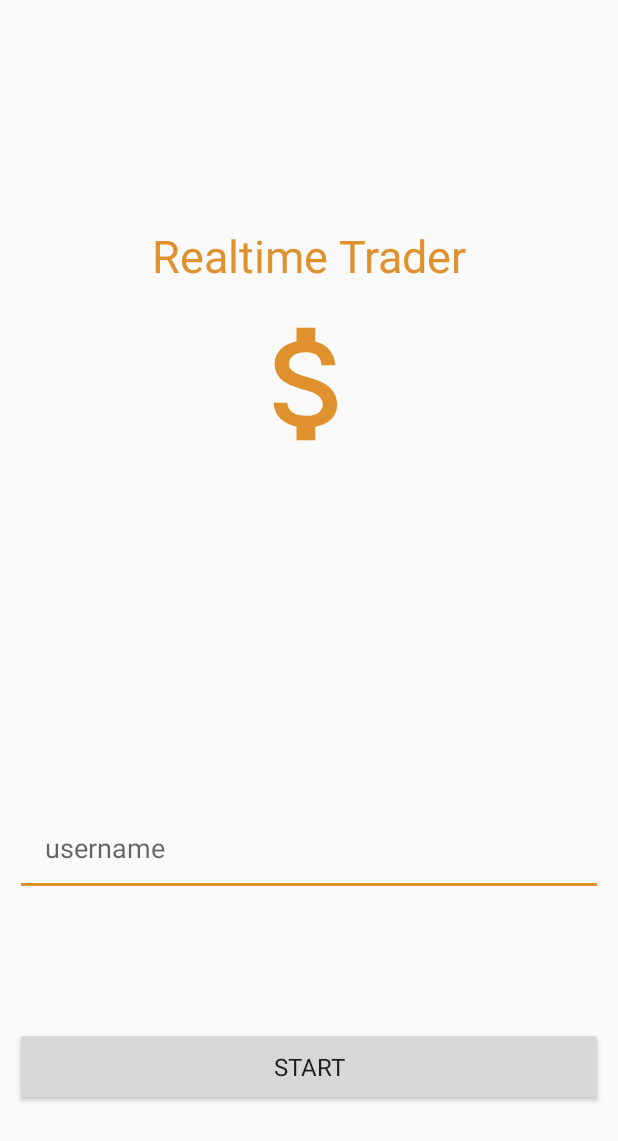
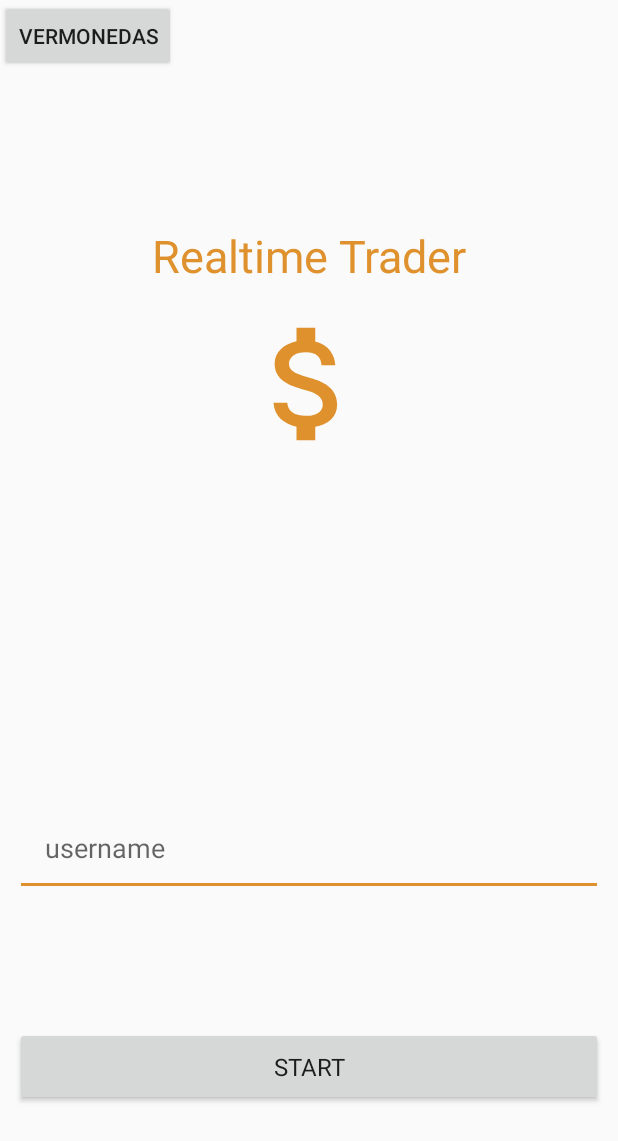
Before and after one commit to homartica/BitCointTrading, an Android app: the screen it shows after launch (LoginActivity), on a phone screen of 412 x 824 dp. Shown: the top 1141 px of the screen. Run offline under Robolectric (Android 15) with nearby library versions, the phone set to English and light mode, and no system bars; our stand-ins replace Firebase (no records; nobody signed in at launch, a user with empty details on screens opened directly).

Commit message:
Agregué boton al layou activity_login para mostrar monedas

```diff
--- a/app/src/main/res/layout/activity_login.xml
+++ b/app/src/main/res/layout/activity_login.xml
@@ -1,7 +1,8 @@
 <?xml version="1.0" encoding="utf-8"?>
 <androidx.constraintlayout.widget.ConstraintLayout xmlns:android="http://schemas.android.com/apk/res/android"
                                                    xmlns:app="http://schemas.android.com/apk/res-auto"
-                                                   android:layout_width="match_parent"
+    xmlns:tools="http://schemas.android.com/tools"
+    android:layout_width="match_parent"
                                                    android:layout_height="match_parent"
                                                    android:orientation="vertical">
 
@@ -66,5 +67,13 @@
             app:layout_constraintStart_toStartOf="parent"
             app:layout_constraintTop_toBottomOf="@+id/username"/>
 
+    <Button
+        android:id="@+id/button2"
+        android:layout_width="wrap_content"
+        android:layout_height="wrap_content"
+        android:text="VerMonedas"
+        tools:layout_editor_absoluteX="147dp"
+        tools:layout_editor_absoluteY="378dp" />
+
 
 </androidx.constraintlayout.widget.ConstraintLayout>
```
